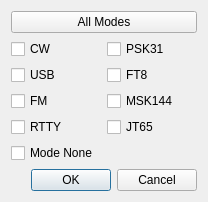
This is mqt/MqtLogger/bandmapclientfilterdialog.ui in Rsclub22/Minos2-Mirror as Qt 5 draws it before an edit. The edited form follows.
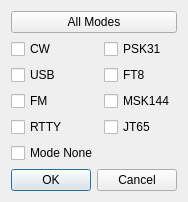
This is the edited form.

```diff
--- a/mqt/MqtLogger/bandmapclientfilterdialog.ui
+++ b/mqt/MqtLogger/bandmapclientfilterdialog.ui
@@ -6,8 +6,8 @@
    <rect>
     <x>0</x>
     <y>0</y>
-    <width>208</width>
-    <height>201</height>
+    <width>174</width>
+    <height>189</height>
    </rect>
   </property>
   <property name="windowTitle">
```
